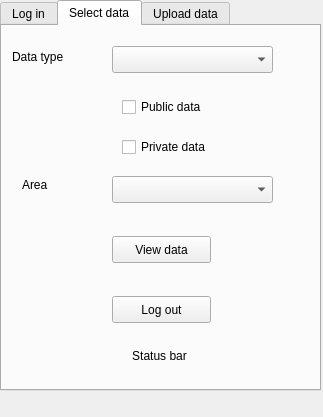
Above: dockwidget.ui from nens/lizard_qgis_plugin before the change. Below: the same form after it.
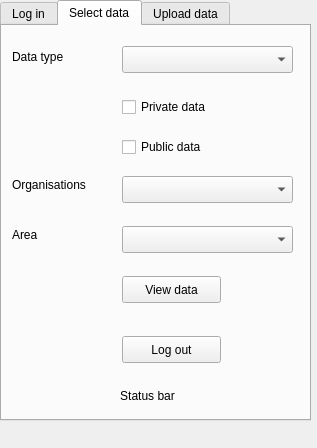
That is the form after the change. The open tabs and pages were chosen to show the change.

Commit message: Add organisations options in widget (filtering on organisations does not work yet).

```diff
--- a/dockwidget.ui
+++ b/dockwidget.ui
@@ -6,8 +6,8 @@
    <rect>
     <x>0</x>
     <y>0</y>
-    <width>323</width>
-    <height>417</height>
+    <width>317</width>
+    <height>448</height>
    </rect>
   </property>
   <property name="windowTitle">
@@ -19,8 +19,8 @@
      <rect>
       <x>0</x>
       <y>0</y>
-      <width>321</width>
-      <height>391</height>
+      <width>311</width>
+      <height>421</height>
      </rect>
     </property>
     <property name="currentIndex">
@@ -122,8 +122,8 @@
      <widget class="QPushButton" name="view_data_button">
       <property name="geometry">
        <rect>
-        <x>110</x>
-        <y>210</y>
+        <x>120</x>
+        <y>250</y>
         <width>99</width>
         <height>27</height>
        </rect>
@@ -135,9 +135,9 @@
      <widget class="QComboBox" name="datatypes_combobox">
       <property name="geometry">
        <rect>
-        <x>110</x>
+        <x>120</x>
         <y>20</y>
-        <width>161</width>
+        <width>171</width>
         <height>27</height>
        </rect>
       </property>
@@ -145,24 +145,11 @@
        <bool>false</bool>
       </property>
      </widget>
-     <widget class="QCheckBox" name="public_data_checkbox">
-      <property name="geometry">
-       <rect>
-        <x>120</x>
-        <y>70</y>
-        <width>111</width>
-        <height>22</height>
-       </rect>
-      </property>
-      <property name="text">
-       <string>Public data</string>
-      </property>
-     </widget>
      <widget class="QCheckBox" name="private_data_checkbox">
       <property name="geometry">
        <rect>
         <x>120</x>
-        <y>110</y>
+        <y>70</y>
         <width>111</width>
         <height>22</height>
        </rect>
@@ -171,12 +158,25 @@
        <string>Private data</string>
       </property>
      </widget>
+     <widget class="QCheckBox" name="public_data_checkbox">
+      <property name="geometry">
+       <rect>
+        <x>120</x>
+        <y>110</y>
+        <width>111</width>
+        <height>22</height>
+       </rect>
+      </property>
+      <property name="text">
+       <string>Public data</string>
+      </property>
+     </widget>
      <widget class="QLabel" name="data_type_label">
       <property name="geometry">
        <rect>
         <x>10</x>
         <y>20</y>
-        <width>68</width>
+        <width>101</width>
         <height>21</height>
        </rect>
       </property>
@@ -184,25 +184,25 @@
        <string>Data type</string>
       </property>
      </widget>
-     <widget class="QLabel" name="area_label">
+     <widget class="QLabel" name="organisations_label">
       <property name="geometry">
        <rect>
-        <x>20</x>
+        <x>10</x>
         <y>150</y>
-        <width>68</width>
+        <width>101</width>
         <height>17</height>
        </rect>
       </property>
       <property name="text">
-       <string>Area</string>
+       <string>Organisations</string>
       </property>
      </widget>
      <widget class="QComboBox" name="area_combobox">
       <property name="geometry">
        <rect>
-        <x>110</x>
+        <x>120</x>
         <y>150</y>
-        <width>161</width>
+        <width>171</width>
         <height>27</height>
        </rect>
       </property>
@@ -210,8 +210,8 @@
      <widget class="QPushButton" name="logout_button">
       <property name="geometry">
        <rect>
-        <x>110</x>
-        <y>270</y>
+        <x>120</x>
+        <y>310</y>
         <width>99</width>
         <height>27</height>
        </rect>
@@ -223,9 +223,9 @@
      <widget class="QLabel" name="status_bar_2">
       <property name="geometry">
        <rect>
-        <x>7</x>
-        <y>320</y>
-        <width>301</width>
+        <x>10</x>
+        <y>360</y>
+        <width>271</width>
         <height>20</height>
        </rect>
       </property>
@@ -236,6 +236,29 @@
        <set>Qt::AlignCenter</set>
       </property>
      </widget>
+     <widget class="QComboBox" name="area_comboBox">
+      <property name="geometry">
+       <rect>
+        <x>120</x>
+        <y>200</y>
+        <width>171</width>
+        <height>27</height>
+       </rect>
+      </property>
+     </widget>
+     <widget class="QLabel" name="area_label">
+      <property name="geometry">
+       <rect>
+        <x>10</x>
+        <y>200</y>
+        <width>101</width>
+        <height>17</height>
+       </rect>
+      </property>
+      <property name="text">
+       <string>Area</string>
+      </property>
+     </widget>
     </widget>
     <widget class="QWidget" name="tab_upload_data">
      <attribute name="title">
```
Left out of the diff: 52 changed lines with no effect on the pictures. The commit also changes 2 other files.
